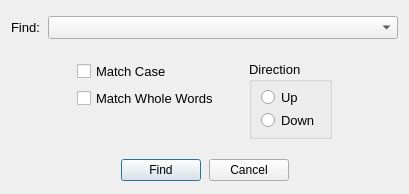
Old version of the form forms/dialog_find.ui in the repository copperspice/diamond.
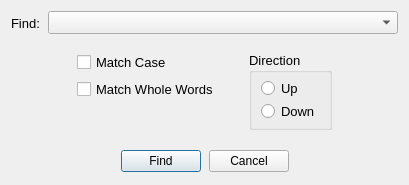
New version of the form.

What changed in the file:
```diff
--- a/forms/dialog_find.ui
+++ b/forms/dialog_find.ui
@@ -9,8 +9,8 @@
    <rect>
     <x>0</x>
     <y>0</y>
-    <width>407</width>
-    <height>194</height>
+    <width>399</width>
+    <height>185</height>
    </rect>
   </property>
   <property name="windowTitle">
@@ -142,7 +142,7 @@
        <property name="minimumSize">
         <size>
          <width>0</width>
-         <height>20</height>
+         <height>0</height>
         </size>
        </property>
        <property name="font">
@@ -157,10 +157,16 @@
      </item>
      <item>
       <widget class="QComboBox" name="find_Combo">
+       <property name="sizePolicy">
+        <sizepolicy hsizetype="Expanding" vsizetype="Fixed">
+         <horstretch>0</horstretch>
+         <verstretch>0</verstretch>
+        </sizepolicy>
+       </property>
        <property name="minimumSize">
         <size>
          <width>350</width>
-         <height>20</height>
+         <height>0</height>
         </size>
        </property>
        <property name="font">
```
